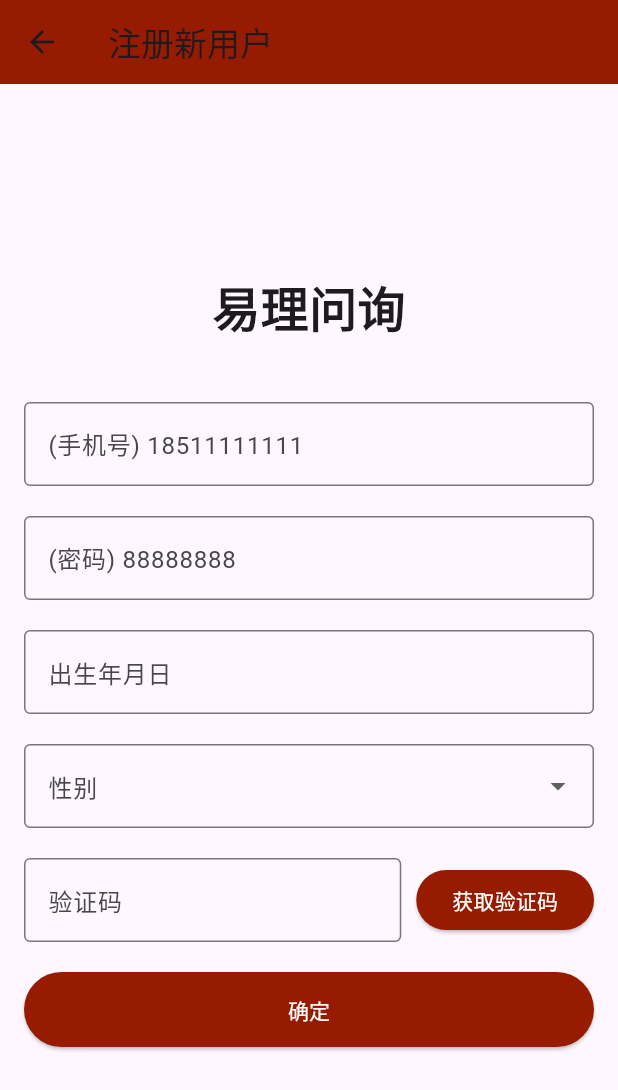
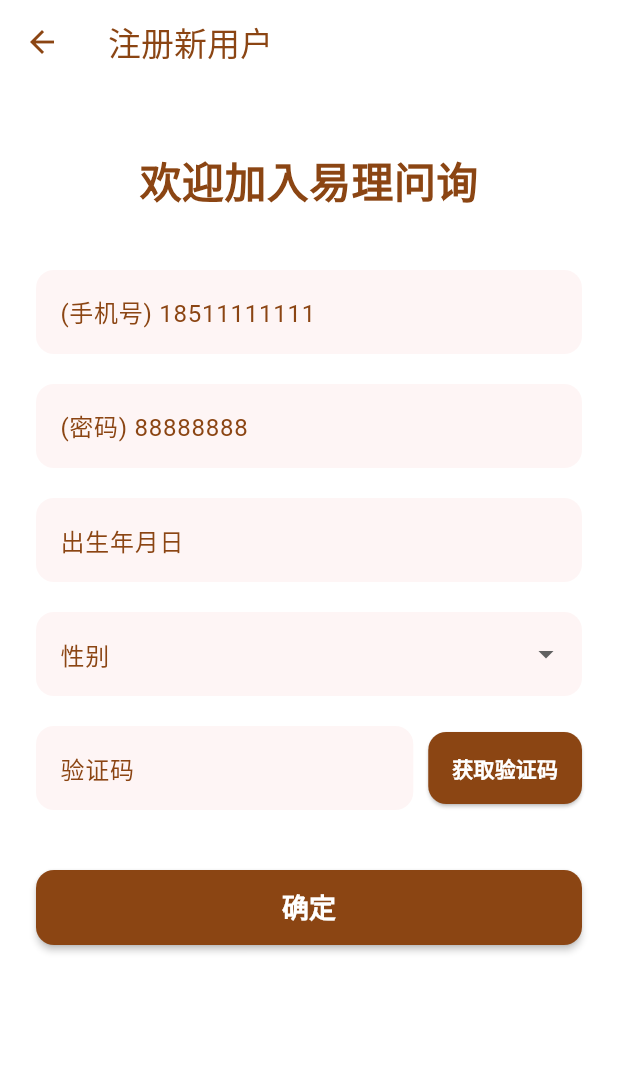
Before and after one commit to wstszx/zhouyi_flutter, a Flutter app: the screen it shows after launch, after a tap on "短信登录", after a tap on "注册新用户", on a phone screen of 412 x 824 dp. Shown: the top 1090 px of the screen. Run offline on Flutter 3.47's test engine with Material 3 defaults, Android fonts, the light colour scheme and no system bars; our stand-ins replace flutter_svg; Roboto replaces fonts that are missing (PingFang SC).

Commit message:
feat: 优化登录和注册页面布局，添加验证码功能和性别选择

```diff
--- a/lib/screens/login_screen.dart
+++ b/lib/screens/login_screen.dart
@@ -17,160 +17,175 @@ class _LoginScreenState extends State<LoginScreen> {
   @override
   Widget build(BuildContext context) {
     return Scaffold(
-      body: Padding(
-        padding: const EdgeInsets.all(16.0),
+      backgroundColor: Colors.white,
+      body: SingleChildScrollView(
+        child: Padding(
+          padding: const EdgeInsets.all(24.0),
           child: Column(
             mainAxisAlignment: MainAxisAlignment.center,
             children: [
+              const SizedBox(height: 80),
               const Text(
                 '易理问询',
-              style: TextStyle(fontSize: 32, fontWeight: FontWeight.bold),
+                style: TextStyle(
+                    fontSize: 32,
+                    fontWeight: FontWeight.bold,
+                    color: Color(0xFF8B4513)),
               ),
               const SizedBox(height: 40),
               Row(
                 mainAxisAlignment: MainAxisAlignment.center,
                 children: [
-                GestureDetector(
+                  _buildLoginTypeButton('密码登录', true),
+                  const SizedBox(width: 40),
+                  _buildLoginTypeButton('短信登录', false),
+                ],
+              ),
+              const SizedBox(height: 30),
+              _buildTextField('(手机号) 18511111111'),
+              const SizedBox(height: 20),
+              if (isPasswordLogin)
+                _buildTextField('(密码) 88888888', obscureText: true)
+              else
+                _buildVerificationCodeField(),
+              const SizedBox(height: 20),
+              Row(
+                mainAxisAlignment: MainAxisAlignment.spaceBetween,
+                children: [
+                  _buildTextButton('注册新用户', () {
+                    Navigator.push(
+                      context,
+                      MaterialPageRoute(
+                          builder: (context) => const RegisterScreen()),
+                    );
+                  }),
+                  _buildTextButton('忘记密码', () {
+                    Navigator.push(
+                      context,
+                      MaterialPageRoute(
+                          builder: (context) => const ForgotPasswordScreen()),
+                    );
+                  }),
+                ],
+              ),
+              const SizedBox(height: 30),
+              _buildPrimaryButton('登录', () {
+                Navigator.pushReplacement(
+                  context,
+                  MaterialPageRoute(builder: (context) => const MainScreen()),
+                );
+              }),
+              const SizedBox(height: 20),
+              _buildAgreementRow(),
+            ],
+          ),
+        ),
+      ),
+    );
+  }
+
+  Widget _buildLoginTypeButton(String text, bool isPassword) {
+    bool isActive = isPassword == isPasswordLogin;
+    return GestureDetector(
       onTap: () {
         setState(() {
-                      isPasswordLogin = true;
+          isPasswordLogin = isPassword;
         });
       },
       child: Column(
         children: [
           Text(
-                        '密码登录',
+            text,
             style: TextStyle(
               fontSize: 18,
-                          color: isPasswordLogin ? const Color(0xFF971B00) : Colors.grey,
+              color: isActive ? const Color(0xFF8B4513) : Colors.grey,
+              fontWeight: isActive ? FontWeight.bold : FontWeight.normal,
             ),
           ),
-                      if (isPasswordLogin)
+          if (isActive)
             Container(
               margin: const EdgeInsets.only(top: 8),
               height: 2,
               width: 60,
-                          color: const Color(0xFF971B00),
+              color: const Color(0xFF8B4513),
             ),
         ],
       ),
+    );
+  }
+
+  Widget _buildTextField(String labelText, {bool obscureText = false}) {
+    return TextField(
+      obscureText: obscureText,
+      decoration: InputDecoration(
+        labelText: labelText,
+        labelStyle: const TextStyle(color: Color(0xFF8B4513)),
+        filled: true,
+        fillColor: const Color(0xFFFDEBEB).withOpacity(0.5),
+        border: OutlineInputBorder(
+          borderRadius: BorderRadius.circular(12.0),
+          borderSide: BorderSide.none,
         ),
-                const SizedBox(width: 40),
-                GestureDetector(
-                  onTap: () {
-                    setState(() {
-                      isPasswordLogin = false;
-                    });
-                  },
-                  child: Column(
-                    children: [
-                      Text(
-                        '短信登录',
-                        style: TextStyle(
-                          fontSize: 18,
-                          color: !isPasswordLogin ? const Color(0xFF971B00) : Colors.grey,
+        focusedBorder: OutlineInputBorder(
+          borderRadius: BorderRadius.circular(12.0),
+          borderSide: const BorderSide(color: Color(0xFF8B4513)),
         ),
       ),
-                      if (!isPasswordLogin)
-                        Container(
-                          margin: const EdgeInsets.only(top: 8),
-                          height: 2,
-                          width: 60,
-                          color: const Color(0xFF971B00),
-                        ),
-                    ],
-                  ),
-                ),
-              ],
-            ),
-            const SizedBox(height: 20),
-            TextField(
-              decoration: InputDecoration(
-                labelText: '(手机号) 18511111111',
-                border: OutlineInputBorder(
-                  borderRadius: BorderRadius.circular(8.0),
-                ),
-              ),
-            ),
-            const SizedBox(height: 20),
-            if (isPasswordLogin)
-              TextField(
-                obscureText: true,
-                decoration: InputDecoration(
-                  labelText: '(密码) 88888888',
-                  border: OutlineInputBorder(
-                    borderRadius: BorderRadius.circular(8.0),
-                  ),
-                ),
-              )
-            else
-             Row(
+    );
+  }
+
+  Widget _buildVerificationCodeField() {
+    return Row(
       children: [
-                 const Expanded(
-                   child: TextField(
-                     decoration: InputDecoration(
-                       labelText: '(验证码) XXXXXXX',
-                       border: OutlineInputBorder(),
-                     ),
-                   ),
-                 ),
+        Expanded(child: _buildTextField('(验证码) XXXXXXX')),
         const SizedBox(width: 10),
         ElevatedButton(
           onPressed: () {},
           style: ElevatedButton.styleFrom(
-                     backgroundColor: const Color(0xFF971B00),
+            backgroundColor: const Color(0xFF8B4513),
+            foregroundColor: Colors.white,
+            shape: RoundedRectangleBorder(
+              borderRadius: BorderRadius.circular(12),
             ),
-                   child: const Text('获取验证码',
-                       style: TextStyle(color: Colors.white)),
+            padding: const EdgeInsets.symmetric(horizontal: 16, vertical: 14),
+          ),
+          child:
+              const Text('获取验证码', style: TextStyle(fontWeight: FontWeight.bold)),
         ),
       ],
+    );
+  }
+
+  Widget _buildTextButton(String text, VoidCallback onPressed) {
+    return TextButton(
+      onPressed: onPressed,
+      child: Text(
+        text,
+        style: const TextStyle(color: Color(0xFF8B4513)),
       ),
-            const SizedBox(height: 20),
-            Row(
-              mainAxisAlignment: MainAxisAlignment.spaceBetween,
-              children: [
-                TextButton(
-                  onPressed: () {
-                    Navigator.push(
-                      context,
-                      MaterialPageRoute(builder: (context) => const RegisterScreen()),
     );
-                  },
-                  child: const Text(
-                    '注册新用户',
-                    style: TextStyle(color: Colors.black),
+  }
+
+  Widget _buildPrimaryButton(String text, VoidCallback onPressed) {
+    return ElevatedButton(
+      onPressed: onPressed,
+      style: ElevatedButton.styleFrom(
+        backgroundColor: const Color(0xFF8B4513),
+        foregroundColor: Colors.white,
+        minimumSize: const Size(double.infinity, 50),
+        shape: RoundedRectangleBorder(
+          borderRadius: BorderRadius.circular(12),
         ),
+        elevation: 2,
       ),
-                TextButton(
-                  onPressed: () {
-                     Navigator.push(
-                      context,
-                      MaterialPageRoute(builder: (context) => const ForgotPasswordScreen()),
+      child: Text(text,
+          style: const TextStyle(fontSize: 18, fontWeight: FontWeight.bold)),
     );
-                  },
-                  child: const Text(
-                    '忘记密码',
-                    style: TextStyle(color: Colors.black),
-                  ),
-                ),
-              ],
-            ),
-            const SizedBox(height: 20),
-            ElevatedButton(
-              onPressed: () {
-                Navigator.pushReplacement(
-                  context,
-                  MaterialPageRoute(builder: (context) => const MainScreen()),
-                );
-              },
-              style: ElevatedButton.styleFrom(
-                backgroundColor: const Color(0xFF971B00),
-                minimumSize: const Size(double.infinity, 50),
-              ),
-              child: const Text('登录', style: TextStyle(color: Colors.white)),
-            ),
-            const SizedBox(height: 20),
-            Row(
+  }
+
+  Widget _buildAgreementRow() {
+    return Row(
+      crossAxisAlignment: CrossAxisAlignment.start,
       children: [
         Checkbox(
           value: agree,
@@ -179,27 +194,34 @@ class _LoginScreenState extends State<LoginScreen> {
               agree = value!;
             });
           },
+          activeColor: const Color(0xFF8B4513),
         ),
         const Expanded(
+          child: Padding(
+            padding: EdgeInsets.only(top: 12.0),
             child: Text.rich(
               TextSpan(
                 text: '已阅读并同意',
+                style: TextStyle(color: Colors.grey),
                 children: <TextSpan>[
-                        TextSpan(text: '《服务协议》', style: TextStyle(color: Color(0xFF971B00))),
+                  TextSpan(
+                      text: '《服务协议》',
+                      style: TextStyle(color: Color(0xFF8B4513))),
                   TextSpan(text: '、'),
-                        TextSpan(text: '《隐私政策》', style: TextStyle(color: Color(0xFF971B00))),
+                  TextSpan(
+                      text: '《隐私政策》',
+                      style: TextStyle(color: Color(0xFF8B4513))),
                   TextSpan(text: '、'),
-                        TextSpan(text: '《法律声明》', style: TextStyle(color: Color(0xFF971B00))),
+                  TextSpan(
+                      text: '《法律声明》',
+                      style: TextStyle(color: Color(0xFF8B4513))),
                   TextSpan(text: ',AI生成,勾选同意,内容可参照新浪微博'),
                 ],
               ),
             ),
           ),
-              ],
         ),
       ],
-        ),
-      ),
     );
   }
 }
--- a/lib/screens/register_screen.dart
+++ b/lib/screens/register_screen.dart
@@ -106,53 +106,110 @@ class _RegisterScreenState extends State<RegisterScreen> {
   @override
   Widget build(BuildContext context) {
     return Scaffold(
+      backgroundColor: Colors.white,
       appBar: AppBar(
-        title: const Text('注册新用户'),
-        backgroundColor: const Color(0xFF971B00),
+        title: const Text('注册新用户',
+            style: TextStyle(color: Color(0xFF8B4513))),
+        backgroundColor: Colors.white,
+        elevation: 0,
+        iconTheme: const IconThemeData(color: Color(0xFF8B4513)),
       ),
-      body: Padding(
-        padding: const EdgeInsets.all(16.0),
+      body: SingleChildScrollView(
+        child: Padding(
+          padding: const EdgeInsets.all(24.0),
           child: Column(
             mainAxisAlignment: MainAxisAlignment.center,
             children: [
+              const SizedBox(height: 20),
               const Text(
-              '易理问询',
-              style: TextStyle(fontSize: 32, fontWeight: FontWeight.bold),
+                '欢迎加入易理问询',
+                style: TextStyle(
+                    fontSize: 28,
+                    fontWeight: FontWeight.bold,
+                    color: Color(0xFF8B4513)),
               ),
               const SizedBox(height: 40),
-            const TextField(
-              decoration: InputDecoration(
-                labelText: '(手机号) 18511111111',
-                border: OutlineInputBorder(),
+              _buildTextField('(手机号) 18511111111'),
+              const SizedBox(height: 20),
+              _buildTextField('(密码) 88888888', obscureText: true),
+              const SizedBox(height: 20),
+              _buildDateField(),
+              const SizedBox(height: 20),
+              _buildGenderDropdown(),
+              const SizedBox(height: 20),
+              _buildVerificationCodeField(),
+              const SizedBox(height: 40),
+              _buildPrimaryButton('确定', () {
+                Navigator.pop(context);
+              }),
+            ],
           ),
         ),
-            const SizedBox(height: 20),
-            const TextField(
-              obscureText: true,
+      ),
+    );
+  }
+
+  Widget _buildTextField(String labelText, {bool obscureText = false}) {
+    return TextField(
+      obscureText: obscureText,
       decoration: InputDecoration(
-                labelText: '(密码) 88888888',
-                border: OutlineInputBorder(),
+        labelText: labelText,
+        labelStyle: const TextStyle(color: Color(0xFF8B4513)),
+        filled: true,
+        fillColor: const Color(0xFFFDEBEB).withOpacity(0.5),
+        border: OutlineInputBorder(
+          borderRadius: BorderRadius.circular(12.0),
+          borderSide: BorderSide.none,
+        ),
+        focusedBorder: OutlineInputBorder(
+          borderRadius: BorderRadius.circular(12.0),
+          borderSide: const BorderSide(color: Color(0xFF8B4513)),
         ),
       ),
-            const SizedBox(height: 20),
-            InkWell(
+    );
+  }
+
+  Widget _buildDateField() {
+    return InkWell(
       onTap: () => _selectDate(context),
       child: AbsorbPointer(
         child: TextField(
           controller: _birthDateController,
-                  decoration: const InputDecoration(
+          decoration: InputDecoration(
             labelText: '出生年月日',
-                    border: OutlineInputBorder(),
+            labelStyle: const TextStyle(color: Color(0xFF8B4513)),
+            filled: true,
+            fillColor: const Color(0xFFFDEBEB).withOpacity(0.5),
+            border: OutlineInputBorder(
+              borderRadius: BorderRadius.circular(12.0),
+              borderSide: BorderSide.none,
+            ),
+            focusedBorder: OutlineInputBorder(
+              borderRadius: BorderRadius.circular(12.0),
+              borderSide: const BorderSide(color: Color(0xFF8B4513)),
             ),
           ),
         ),
       ),
-            const SizedBox(height: 20),
-            DropdownButtonFormField<String>(
+    );
+  }
+
+  Widget _buildGenderDropdown() {
+    return DropdownButtonFormField<String>(
       value: _selectedGender,
-              decoration: const InputDecoration(
+      decoration: InputDecoration(
         labelText: '性别',
-                border: OutlineInputBorder(),
+        labelStyle: const TextStyle(color: Color(0xFF8B4513)),
+        filled: true,
+        fillColor: const Color(0xFFFDEBEB).withOpacity(0.5),
+        border: OutlineInputBorder(
+          borderRadius: BorderRadius.circular(12.0),
+          borderSide: BorderSide.none,
+        ),
+        focusedBorder: OutlineInputBorder(
+          borderRadius: BorderRadius.circular(12.0),
+          borderSide: const BorderSide(color: Color(0xFF8B4513)),
+        ),
       ),
       items: <String>['男', '女']
           .map<DropdownMenuItem<String>>((String value) {
@@ -166,42 +223,45 @@ class _RegisterScreenState extends State<RegisterScreen> {
           _selectedGender = newValue;
         });
       },
-            ),
-            const SizedBox(height: 20),
-            Row(
+    );
+  }
+
+  Widget _buildVerificationCodeField() {
+    return Row(
       children: [
-                const Expanded(
-                  child: TextField(
-                    decoration: InputDecoration(
-                      labelText: '验证码',
-                      border: OutlineInputBorder(),
-                    ),
-                  ),
-                ),
+        Expanded(child: _buildTextField('验证码')),
         const SizedBox(width: 10),
         ElevatedButton(
           onPressed: () {},
           style: ElevatedButton.styleFrom(
-                    backgroundColor: const Color(0xFF971B00),
+            backgroundColor: const Color(0xFF8B4513),
+            foregroundColor: Colors.white,
+            shape: RoundedRectangleBorder(
+              borderRadius: BorderRadius.circular(12),
             ),
-                  child: const Text('获取验证码', style: TextStyle(color: Colors.white)),
+            padding: const EdgeInsets.symmetric(horizontal: 16, vertical: 14),
+          ),
+          child:
+              const Text('获取验证码', style: TextStyle(fontWeight: FontWeight.bold)),
         ),
       ],
+    );
+  }
+
+  Widget _buildPrimaryButton(String text, VoidCallback onPressed) {
+    return ElevatedButton(
+      onPressed: onPressed,
+      style: ElevatedButton.styleFrom(
+        backgroundColor: const Color(0xFF8B4513),
+        foregroundColor: Colors.white,
+        minimumSize: const Size(double.infinity, 50),
+        shape: RoundedRectangleBorder(
+          borderRadius: BorderRadius.circular(12),
         ),
-            const SizedBox(height: 20),
-            ElevatedButton(
-              onPressed: () {
-                Navigator.pop(context);
-              },
-              style: ElevatedButton.styleFrom(
-                backgroundColor: const Color(0xFF971B00),
-                minimumSize: const Size(double.infinity, 50),
+        elevation: 2,
       ),
-              child: const Text('确定', style: TextStyle(color: Colors.white)),
-            ),
-          ],
-        ),
-      ),
+      child: Text(text,
+          style: const TextStyle(fontSize: 18, fontWeight: FontWeight.bold)),
     );
   }
 }
```
Lines whose indentation alone changed are shown as unchanged.
